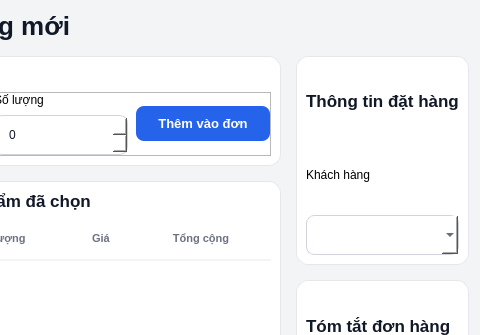
doandt0612/retail-store-management, file ui/createDonHang.ui: the form before one commit; both pictures show x 170 to 650 and y 0 to 335 of the 650 by 500 pixel window.
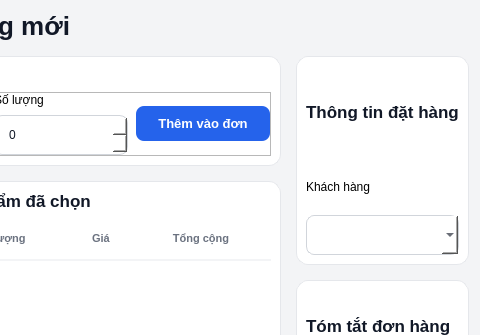
The form after the commit.

The edit to the form file:
```diff
--- a/ui/createDonHang.ui
+++ b/ui/createDonHang.ui
@@ -258,14 +258,14 @@
            </widget>
           </item>
           <item>
+           <layout class="QVBoxLayout" name="verticalLayout_8">
+            <item>
            <widget class="QLabel" name="lblKhachHang">
             <property name="text">
              <string>Khách hàng</string>
             </property>
            </widget>
           </item>
-          <item>
-           <layout class="QVBoxLayout" name="verticalLayout_8">
             <item>
              <widget class="QComboBox" name="cbKhachHang"/>
             </item>
```
Lines whose indentation alone changed are shown as unchanged.
